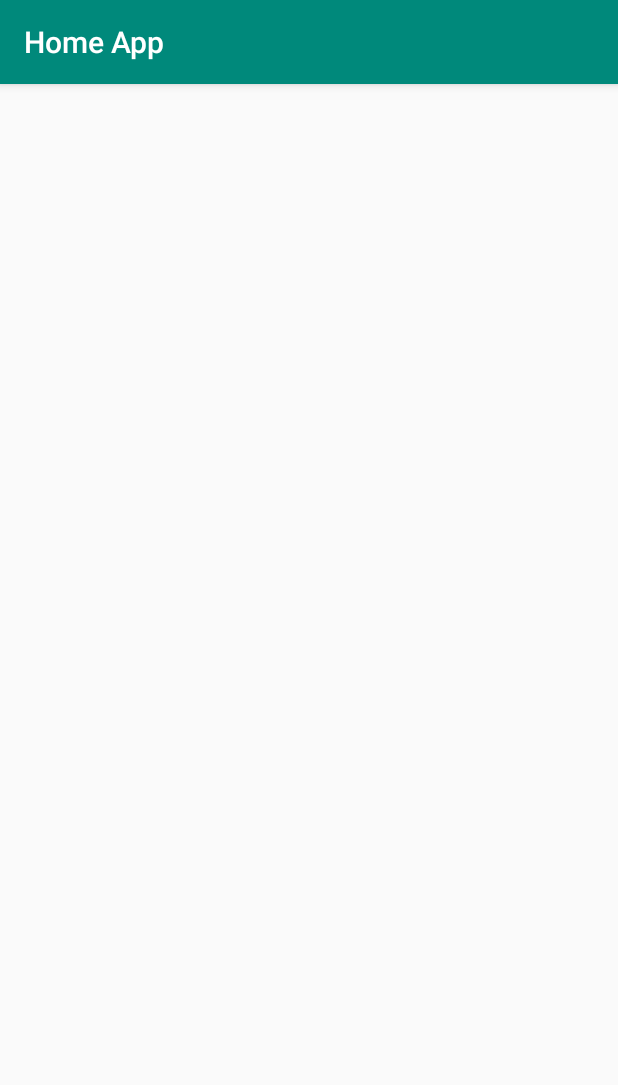
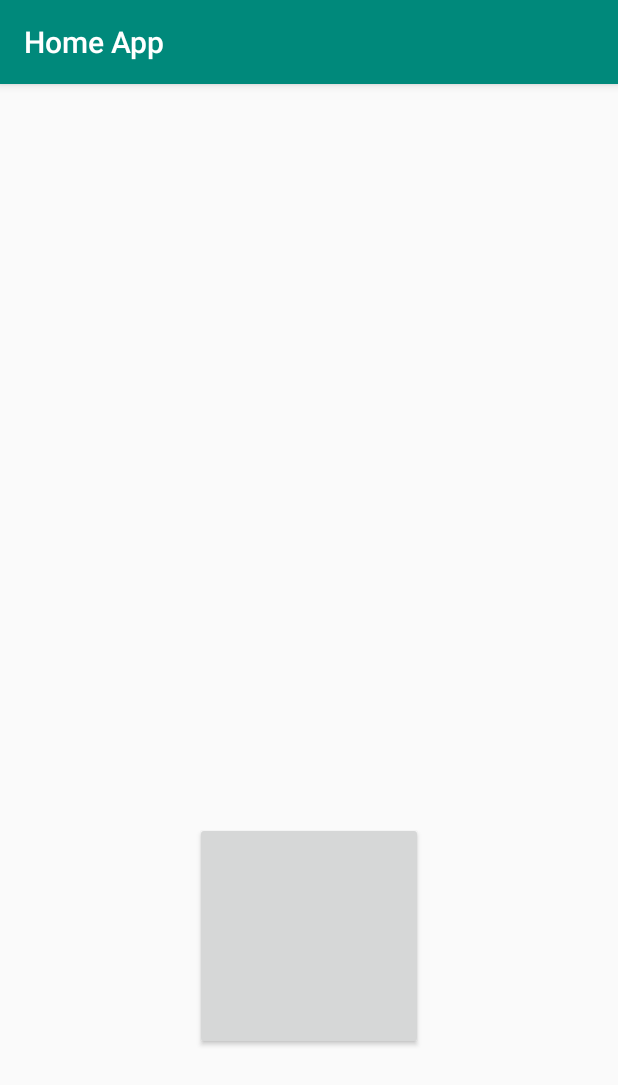
Before and after one commit to joshvocal/Home-Assistant-App, an Android app: the screen it shows after launch (TestActivity), in the side drawer, after a tap on "Settings", on a phone screen of 412 x 824 dp. Shown: the top 1085 px of the screen. Run offline under Robolectric (Android 15) with nearby library versions, the phone set to English and light mode, and no system bars; our stand-ins replace Firebase (no records; nobody signed in at launch, a user with empty details on screens opened directly); libraries missing offline, so code that uses them is left out: ai.api, ai.api.android, ai.api.model, ai.api.ui; plain views replace AIButton; 16 statements that could not run were skipped.

Commit message:
Chat works

```diff
--- a/Home-App/app/build.gradle
+++ b/Home-App/app/build.gradle
@@ -29,7 +29,7 @@ dependencies {
 
     compile 'com.google.firebase:firebase-core:11.8.0'
     compile 'com.google.firebase:firebase-database:11.8.0'
-    implementation 'com.firebaseui:firebase-ui-database:3.0.0'
+    implementation 'com.firebaseui:firebase-ui-database:2.3.0'
     compile 'com.android.support:cardview-v7:26.1.0'
     compile 'com.android.support:recyclerview-v7:26.1.0'
 
--- a/Home-App/app/src/main/AndroidManifest.xml
+++ b/Home-App/app/src/main/AndroidManifest.xml
@@ -34,7 +34,8 @@
             android:name=".LivingRoomActivity"
             android:label="@string/title_activity_living_room"
             android:theme="@style/AppTheme.NoActionBar" />
-        <activity android:name=".TestActivity"></activity>
+        <activity android:name=".TestActivity" />
+        <activity android:name=".ChatActivity"></activity>
     </application>
 
 </manifest>
--- /dev/null
+++ b/Home-App/app/src/main/java/me/joshvocal/home/ChatActivity.java
@@ -0,0 +1,224 @@
+package me.joshvocal.home;
+
+import android.annotation.SuppressLint;
+import android.os.AsyncTask;
+import android.support.v7.app.AppCompatActivity;
+import android.os.Bundle;
+import android.support.v7.widget.LinearLayoutManager;
+import android.support.v7.widget.RecyclerView;
+import android.text.Editable;
+import android.text.TextWatcher;
+import android.view.View;
+import android.widget.EditText;
+import android.widget.RelativeLayout;
+
+import com.firebase.ui.database.FirebaseRecyclerAdapter;
+import com.google.firebase.database.DatabaseReference;
+import com.google.firebase.database.FirebaseDatabase;
+
+import ai.api.AIDataService;
+import ai.api.AIListener;
+import ai.api.AIServiceException;
+import ai.api.android.AIConfiguration;
+import ai.api.android.AIService;
+import ai.api.model.AIError;
+import ai.api.model.AIRequest;
+import ai.api.model.AIResponse;
+import ai.api.model.Result;
+
+public class ChatActivity extends AppCompatActivity
+        implements View.OnClickListener,
+        AIListener, TextWatcher {
+
+    public static final String TAG = ChatActivity.class.getName();
+
+    private RecyclerView recyclerView;
+    private EditText editText;
+    private RelativeLayout addBtn;
+    private DatabaseReference databaseReference;
+    private FirebaseRecyclerAdapter<ChatMessage, ChatRecord> adapter;
+    boolean flagFab = true;
+
+    private AIService aiService;
+    private AIRequest aiRequest;
+    private AIDataService aiDataService;
+
+    @Override
+    protected void onCreate(Bundle savedInstanceState) {
+        super.onCreate(savedInstanceState);
+        setContentView(R.layout.activity_chat);
+
+        recyclerView = findViewById(R.id.recyclerView);
+
+        editText = findViewById(R.id.editText);
+        editText.addTextChangedListener(this);
+
+        addBtn = findViewById(R.id.addBtn);
+        addBtn.setOnClickListener(this);
+
+        recyclerView.setHasFixedSize(true);
+        final LinearLayoutManager linearLayoutManager = new LinearLayoutManager(this);
+        linearLayoutManager.setStackFromEnd(true);
+        recyclerView.setLayoutManager(linearLayoutManager);
+
+        databaseReference = FirebaseDatabase.getInstance().getReference();
+        databaseReference.keepSynced(true);
+
+        final AIConfiguration config = new AIConfiguration(Config.ACCESS_TOKEN,
+                AIConfiguration.SupportedLanguages.English,
+                AIConfiguration.RecognitionEngine.System);
+
+        aiService = AIService.getService(this, config);
+        aiService.setListener(this);
+
+        aiDataService = new AIDataService(config);
+
+        aiRequest = new AIRequest();
+
+        adapter = new FirebaseRecyclerAdapter<ChatMessage, ChatRecord>(ChatMessage.class,
+                R.layout.msglist,
+                ChatRecord.class,
+                databaseReference.child("chat")) {
+
+            @Override
+            protected void populateViewHolder(ChatRecord viewHolder, ChatMessage model, int position) {
+                if (model.getMsgUser().equals("user")) {
+
+                    viewHolder.getRightText().setText(model.getMsgText());
+                    viewHolder.getRightText().setVisibility(View.VISIBLE);
+                    viewHolder.getLeftText().setVisibility(View.GONE);
+                } else {
+
+                    viewHolder.getLeftText().setText(model.getMsgText());
+                    viewHolder.getRightText().setVisibility(View.GONE);
+                    viewHolder.getLeftText().setVisibility(View.VISIBLE);
+                }
+            }
+        };
+
+        adapter.registerAdapterDataObserver(new RecyclerView.AdapterDataObserver() {
+            @Override
+            public void onItemRangeInserted(int positionStart, int itemCount) {
+                super.onItemRangeInserted(positionStart, itemCount);
+
+                int msgCount = adapter.getItemCount();
+                int lastVisiblePosition = linearLayoutManager.findLastCompletelyVisibleItemPosition();
+
+                if (lastVisiblePosition == -1 ||
+                        (positionStart >= (msgCount - 1) &&
+                                lastVisiblePosition == (positionStart - 1))) {
+                    recyclerView.scrollToPosition(positionStart);
+
+                }
+
+            }
+        });
+
+        recyclerView.setAdapter(adapter);
+    }
+
+    @SuppressLint("StaticFieldLeak")
+    @Override
+    public void onClick(View v) {
+
+        String message = editText.getText().toString().trim();
+
+        if (!message.isEmpty()) {
+
+            ChatMessage chatMessage = new ChatMessage(message, "user");
+            databaseReference.child("chat").push().setValue(chatMessage);
+
+            aiRequest.setQuery(message);
+
+            new AsyncTask<AIRequest, Void, AIResponse>() {
+
+                @Override
+                protected AIResponse doInBackground(AIRequest... aiRequests) {
+                    final AIRequest request = aiRequests[0];
+
+                    try {
+                        final AIResponse response = aiDataService.request(aiRequest);
+
+                        return response;
+                    } catch (AIServiceException e) {
+
+                    }
+
+                    return null;
+                }
+
+                @Override
+                protected void onPostExecute(AIResponse response) {
+                    super.onPostExecute(response);
+
+                    if (response != null) {
+
+                        Result result = response.getResult();
+                        String reply = result.getFulfillment().getSpeech();
+                        ChatMessage chatMessage = new ChatMessage(reply, "bot");
+                        databaseReference.child("chat").push().setValue(chatMessage);
+                    }
+                }
+            }.execute(aiRequest);
+
+        } else {
+            aiService.startListening();
+        }
+
+        editText.setText("");
+    }
+
+    @Override
+    public void onResult(AIResponse response) {
+
+        Result result = response.getResult();
+
+        String message = result.getResolvedQuery();
+        ChatMessage chatMessageUser = new ChatMessage(message, "user");
+        databaseReference.child("chat").push().setValue(chatMessageUser);
+
+        String reply = result.getFulfillment().getSpeech();
+        ChatMessage chatMessageBot = new ChatMessage(reply, "bot");
+        databaseReference.child("chat").push().setValue(chatMessageBot);
+    }
+
+    @Override
+    public void onError(AIError error) {
+        // Required Empty Method
+    }
+
+    @Override
+    public void onAudioLevel(float level) {
+        // Required Empty Method
+    }
+
+    @Override
+    public void onListeningStarted() {
+        // Required Empty Method
+    }
+
+    @Override
+    public void onListeningCanceled() {
+        // Required Empty Method
+    }
+
+    @Override
+    public void onListeningFinished() {
+        // Required Empty Method
+    }
+
+    @Override
+    public void beforeTextChanged(CharSequence s, int start, int count, int after) {
+        // Required Empty Method
+    }
+
+    @Override
+    public void onTextChanged(CharSequence s, int start, int before, int count) {
+        flagFab = false;
+    }
+
+    @Override
+    public void afterTextChanged(Editable s) {
+        // Required Empty Method
+    }
+}
--- a/Home-App/app/src/main/java/me/joshvocal/home/Config.java
+++ b/Home-App/app/src/main/java/me/joshvocal/home/Config.java
@@ -5,7 +5,8 @@ package me.joshvocal.home;
  */
 
 public abstract class Config {
-    // copy this keys from your developer dashboard
+
+    // Copy this keys from your developer dashboard
     public static final String ACCESS_TOKEN = "cf2f250d7a1248e1b07696a1480ba908";
 
     public static final LanguageConfig[] languages = new LanguageConfig[]{
--- a/Home-App/app/src/main/java/me/joshvocal/home/MainActivity.java
+++ b/Home-App/app/src/main/java/me/joshvocal/home/MainActivity.java
@@ -78,6 +78,8 @@ public class MainActivity extends AppCompatActivity
                 break;
             case R.id.nav_settings:
                 startActivity(new Intent(this, TestActivity.class));
+            case R.id.nav_chat:
+                startActivity(new Intent(this, ChatActivity.class));
         }
 
         DrawerLayout drawer = findViewById(R.id.drawer_layout);
--- a/Home-App/app/src/main/java/me/joshvocal/home/TTS.java
+++ b/Home-App/app/src/main/java/me/joshvocal/home/TTS.java
@@ -13,7 +13,9 @@ public class TTS {
 
     public static void init(final Context context) {
         if (textToSpeech == null) {
+
             textToSpeech = new TextToSpeech(context, new TextToSpeech.OnInitListener() {
+
                 @Override
                 public void onInit(int i) {
 
--- a/Home-App/app/src/main/java/me/joshvocal/home/TestActivity.java
+++ b/Home-App/app/src/main/java/me/joshvocal/home/TestActivity.java
@@ -10,6 +10,9 @@ import android.widget.TextView;
 
 import com.google.gson.Gson;
 import com.google.gson.JsonElement;
+
+import org.json.JSONException;
+import org.json.JSONObject;
 
 import java.util.HashMap;
 import java.util.Map;
@@ -58,6 +61,7 @@ public class TestActivity extends AppCompatActivity implements AIButton.AIButton
         // Use this method ot disconnect form speech recognition service
         // Not destroying the SpeechRecognition object in onPause would block other apps
         // from using SpeechRecognition service.
+        aiButton.pause();
     }
 
     @Override
@@ -75,7 +79,20 @@ public class TestActivity extends AppCompatActivity implements AIButton.AIButton
             public void run() {
                 Log.d(TAG, "onResult");
 
-                resultTextView.setText(gson.toJson(response));
+//                try {
+//
+//                    JSONObject jsonObject = new JSONObject(gson.toJson(response));
+//                    JSONObject result = jsonObject.getJSONObject("result");
+//                    JSONObject fulfillment = result.getJSONObject("fulfillment");
+//                    String speech = fulfillment.getString("speech");
+//
+//
+//                } catch (JSONException e) {
+//                    e.printStackTrace();
+//                }
+
+                resultTextView.setText(response.getResult().getFulfillment().getSpeech());
+
 
                 Log.i(TAG, "Received success response");
 
--- /dev/null
+++ b/Home-App/app/src/main/res/drawable/back_fab.xml
@@ -0,0 +1,6 @@
+<shape xmlns:android="http://schemas.android.com/apk/res/android"
+    android:shape="oval">
+
+    <solid android:color="@color/colorPrimary" />
+
+</shape>
--- a/Home-App/app/src/main/res/layout/activity_test.xml
+++ b/Home-App/app/src/main/res/layout/activity_test.xml
@@ -1,37 +1,42 @@
-<RelativeLayout xmlns:android="http://schemas.android.com/apk/res/android"
+<LinearLayout xmlns:android="http://schemas.android.com/apk/res/android"
     xmlns:tools="http://schemas.android.com/tools"
     android:layout_width="match_parent"
     android:layout_height="match_parent"
+    android:orientation="vertical"
     android:paddingBottom="@dimen/activity_vertical_margin"
     android:paddingLeft="@dimen/activity_horizontal_margin"
     android:paddingRight="@dimen/activity_horizontal_margin"
     android:paddingTop="@dimen/activity_vertical_margin"
     tools:context="me.joshvocal.home.TestActivity">
 
-    <TextView
-        android:id="@+id/resultTextView"
+    <LinearLayout
         android:layout_width="match_parent"
-        android:layout_height="match_parent"
+        android:layout_height="0dp"
+        android:layout_weight="1">
 
-        android:layout_above="@+id/bottom_container"
-        android:textAppearance="?android:attr/textAppearanceMedium" />
+        <TextView
+            android:id="@+id/resultTextView"
+            android:layout_width="match_parent"
+            android:layout_height="match_parent"
+            android:gravity="center_vertical|center"
+            android:textAppearance="?android:attr/textAppearanceMedium"
+            android:textStyle="bold"
+            tools:text="Hello" />
 
-    <RelativeLayout
-        android:id="@+id/bottom_container"
-        android:layout_width="fill_parent"
-        android:layout_height="200dp"
-        android:layout_alignParentBottom="true">
+    </LinearLayout>
+
+    <LinearLayout
+        android:layout_width="match_parent"
+        android:layout_height="0dp"
+        android:layout_weight="1"
+        android:gravity="center">
 
         <ai.api.ui.AIButton
             android:id="@+id/micButton"
             style="@style/ApiAi.Microphone"
-            android:layout_height="152dp"
-            android:layout_centerHorizontal="true"
+            android:layout_width="152dp"
+            android:layout_height="152dp" />
 
-            android:layout_centerVertical="true"
+    </LinearLayout>
 
-            />
-
-    </RelativeLayout>
-
-</RelativeLayout>
+</LinearLayout>
--- a/Home-App/app/src/main/res/menu/activity_main_drawer.xml
+++ b/Home-App/app/src/main/res/menu/activity_main_drawer.xml
@@ -22,6 +22,10 @@
                 android:id="@+id/nav_settings"
                 android:icon="@drawable/ic_settings_black_24dp"
                 android:title="Settings" />
+            <item
+                android:id="@+id/nav_chat"
+                android:icon="@drawable/ic_settings_black_24dp"
+                android:title="Chat" />
         </menu>
     </item>
 
```
Also changed, not shown: Home-App/app/src/main/java/me/joshvocal/home/ChatMessage.java (added, +36 -0 lines), Home-App/app/src/main/java/me/joshvocal/home/ChatRecord.java (added, +30 -0 lines), Home-App/app/src/main/res/drawable/back_addtask.xml (added, +13 -0 lines), Home-App/app/src/main/res/drawable/circle_mic.xml (added, +14 -0 lines), Home-App/app/src/main/res/drawable/ic_mic_black_48dp.xml (added, +9 -0 lines), Home-App/app/src/main/res/drawable/ic_send_white_24dp.xml (added, +9 -0 lines), Home-App/app/src/main/res/drawable/left_background.xml (added, +7 -0 lines), Home-App/app/src/main/res/drawable/right_background.xml (added, +7 -0 lines), Home-App/app/src/main/res/layout/activity_chat.xml (added, +75 -0 lines), Home-App/app/src/main/res/layout/msglist.xml (added, +37 -0 lines).
